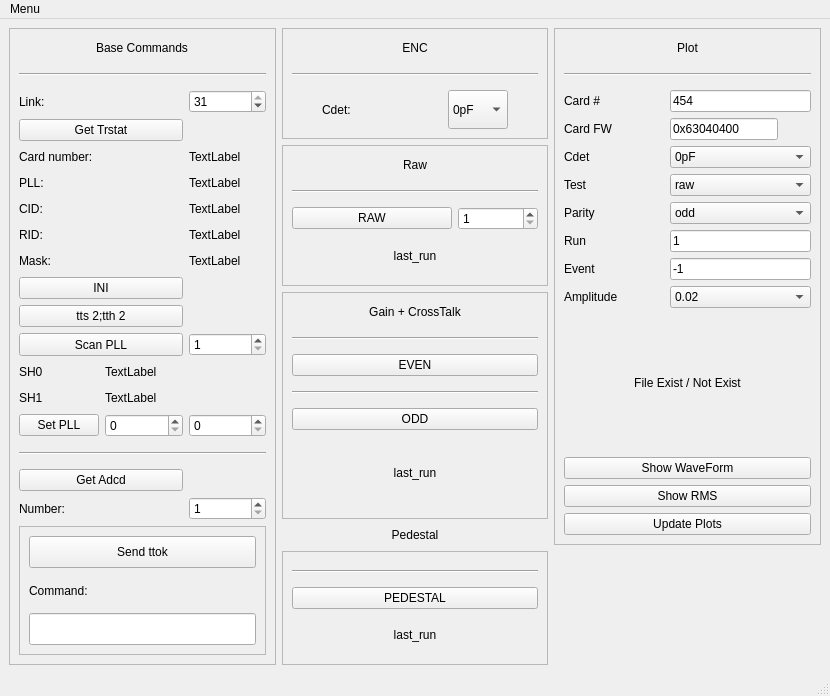
Old version of the form src/app/ui/MainWindow_UI.ui in the repository galkinyaroslav/fec_control.
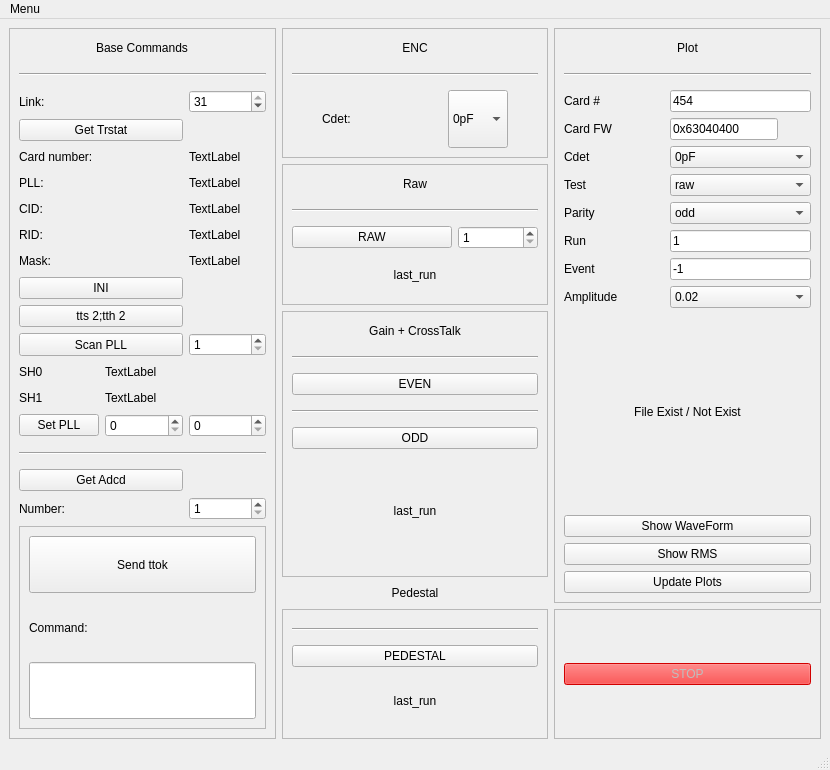
New version of the form. Custom widgets are drawn as their Qt base class.

```diff
--- a/src/app/ui/MainWindow_UI.ui
+++ b/src/app/ui/MainWindow_UI.ui
@@ -7,7 +7,7 @@
     <x>0</x>
     <y>0</y>
     <width>830</width>
-    <height>696</height>
+    <height>770</height>
    </rect>
   </property>
   <property name="sizePolicy">
@@ -1913,6 +1913,43 @@
       </layout>
      </widget>
     </item>
+    <item row="5" column="3">
+     <widget class="QFrame" name="frame_2">
+      <property name="frameShape">
+       <enum>QFrame::Shape::StyledPanel</enum>
+      </property>
+      <property name="frameShadow">
+       <enum>QFrame::Shadow::Raised</enum>
+      </property>
+      <layout class="QVBoxLayout" name="verticalLayout_4">
+       <item>
+        <widget class="QPushButton" name="stop_thread_btn">
+         <property name="enabled">
+          <bool>false</bool>
+         </property>
+         <property name="sizePolicy">
+          <sizepolicy hsizetype="Minimum" vsizetype="Fixed">
+           <horstretch>0</horstretch>
+           <verstretch>0</verstretch>
+          </sizepolicy>
+         </property>
+         <property name="minimumSize">
+          <size>
+           <width>160</width>
+           <height>20</height>
+          </size>
+         </property>
+         <property name="styleSheet">
+          <string notr="true">background-color: red</string>
+         </property>
+         <property name="text">
+          <string>STOP</string>
+         </property>
+        </widget>
+       </item>
+      </layout>
+     </widget>
+    </item>
    </layout>
   </widget>
   <widget class="QMenuBar" name="menubar">
```
Left out of the diff: 2 changed lines with no effect on the pictures.
